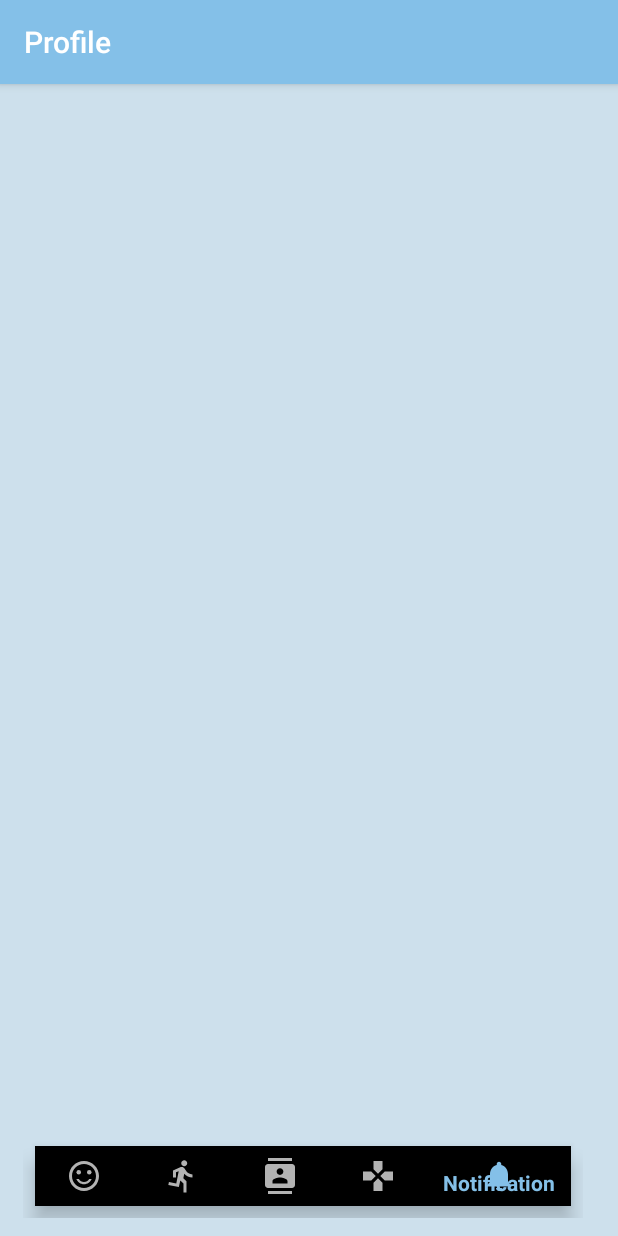
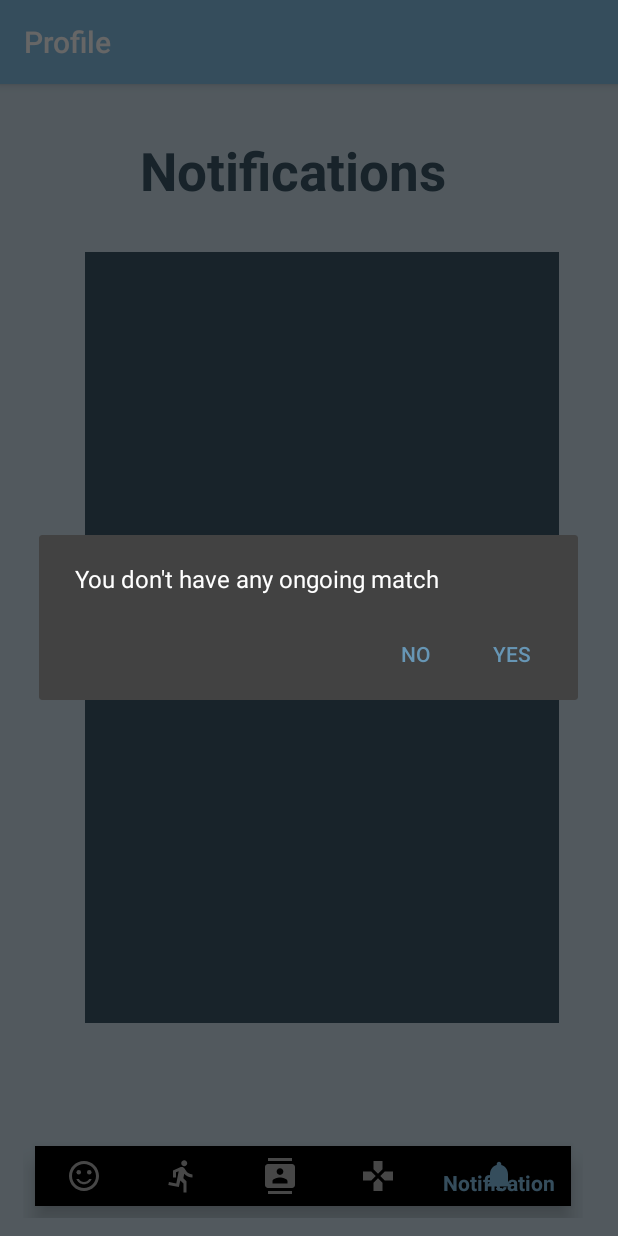
Before and after one commit to ngailapdi/GTScore, an Android app: the CreateMatchFragment screen opened directly, with no data from a screen before it, item 5 of the bottom bar chosen, on a phone screen of 412 x 824 dp. Run offline under Robolectric (Android 15) with nearby library versions, the phone set to English and light mode, and no system bars; our stand-ins replace Firebase (no records; nobody signed in at launch, a user with empty details on screens opened directly).

Commit message:
Fix-Ongoing and UI

```diff
--- a/app/src/main/java/com/example/ngailapdi/gtscore/HistoryFragment.java
+++ b/app/src/main/java/com/example/ngailapdi/gtscore/HistoryFragment.java
@@ -97,12 +97,6 @@ public class HistoryFragment extends Fragment {
                 matchActivity.putExtra("p1Name", matchList.get(i).getPlayer1Name());
                 matchActivity.putExtra("p2Name", matchList.get(i).getPlayer2Name());
 
-
-
-
-
-
-
                 startActivity(matchActivity);
             }
         });
--- a/app/src/main/java/com/example/ngailapdi/gtscore/MainActivity.java
+++ b/app/src/main/java/com/example/ngailapdi/gtscore/MainActivity.java
@@ -3,6 +3,7 @@ package com.example.ngailapdi.gtscore;
 import android.os.Bundle;
 import android.support.annotation.NonNull;
 import android.support.design.widget.BottomNavigationView;
+import android.support.v4.app.Fragment;
 import android.support.v7.app.AppCompatActivity;
 import android.view.MenuItem;
 import android.widget.TextView;
@@ -10,6 +11,7 @@ import android.widget.TextView;
 public class MainActivity extends AppCompatActivity {
 
     private TextView mTextMessage;
+    private Fragment create = new CreateMatchFragment();
 
     private BottomNavigationView.OnNavigationItemSelectedListener mOnNavigationItemSelectedListener
             = new BottomNavigationView.OnNavigationItemSelectedListener() {
@@ -26,9 +28,13 @@ public class MainActivity extends AppCompatActivity {
                     break;
                 case R.id.history:
                     selectedFrag = new HistoryFragment();
+
                     break;
                 case R.id.ongoing:
-                    selectedFrag = new CreateMatchFragment();
+                    selectedFrag = new OngoingMatchFragment();
+                    Bundle bundle = new Bundle();
+                    bundle.putString("Allow","no");
+                    selectedFrag.setArguments(bundle);
                     break;
                 case R.id.notification:
                     selectedFrag = new NotificationFragment();
@@ -46,7 +52,7 @@ public class MainActivity extends AppCompatActivity {
         setContentView(R.layout.activity_main);
         BottomNavigationView navigation = (BottomNavigationView) findViewById(R.id.navi_bottom);
         navigation.setOnNavigationItemSelectedListener(mOnNavigationItemSelectedListener);
-        getSupportFragmentManager().beginTransaction().replace(R.id.profile_frag,new CreateMatchFragment()).commit();
+        getSupportFragmentManager().beginTransaction().replace(R.id.profile_frag,create).commit();
     }
 
 }
--- a/app/src/main/java/com/example/ngailapdi/gtscore/NotificationFragment.java
+++ b/app/src/main/java/com/example/ngailapdi/gtscore/NotificationFragment.java
@@ -77,6 +77,7 @@ public class NotificationFragment extends Fragment {
                             arrayAdapterName.add(mapAdapter);
 
                         }
+
                     }
 
                     @Override
--- a/app/src/main/res/layout/activity_signup.xml
+++ b/app/src/main/res/layout/activity_signup.xml
@@ -12,6 +12,7 @@
             android:id="@+id/name_reg"
             android:layout_width="match_parent"
             android:layout_height="wrap_content"
+            android:textColor="@color/colorPrimaryDark"
             android:hint="@string/name_reg" />
     </android.support.design.widget.TextInputLayout>
     <android.support.design.widget.TextInputLayout
@@ -22,6 +23,7 @@
             android:id="@+id/email_reg"
             android:layout_width="match_parent"
             android:layout_height="wrap_content"
+            android:textColor="@color/colorPrimaryDark"
             android:hint="@string/prompt_email" />
     </android.support.design.widget.TextInputLayout>
 
@@ -35,6 +37,7 @@
             android:layout_height="wrap_content"
             android:hint="@string/prompt_password"
             android:inputType="textPassword"
+            android:textColor="@color/colorPrimaryDark"
             android:maxLines="1"
             android:singleLine="true" />
     </android.support.design.widget.TextInputLayout>
--- a/app/src/main/res/layout/fragment_notification.xml
+++ b/app/src/main/res/layout/fragment_notification.xml
@@ -1,11 +1,69 @@
 <?xml version="1.0" encoding="utf-8"?>
-<LinearLayout xmlns:android="http://schemas.android.com/apk/res/android"
-    android:orientation="vertical" android:layout_width="match_parent"
+<android.support.constraint.ConstraintLayout xmlns:android="http://schemas.android.com/apk/res/android"
+    xmlns:app="http://schemas.android.com/apk/res-auto"
+    xmlns:tools="http://schemas.android.com/tools"
+    android:id="@+id/linearLayout"
+    android:layout_width="match_parent"
     android:layout_height="match_parent"
     android:background="@color/colorBack">
 
+    <TextView
+        android:id="@+id/textView2"
+        android:layout_width="wrap_content"
+        android:layout_height="59dp"
+        android:layout_marginStart="54dp"
+        android:layout_marginLeft="54dp"
+        android:layout_marginTop="16dp"
+        android:layout_marginEnd="72dp"
+        android:layout_marginRight="72dp"
+        android:layout_marginBottom="8dp"
+        android:text="Notifications"
+        android:textAlignment="center"
+        android:textColor="@color/colorPrimaryDark"
+        android:textSize="35dp"
+        android:textStyle="bold"
+        app:layout_constraintBottom_toTopOf="@+id/guideline7"
+        app:layout_constraintEnd_toEndOf="parent"
+        app:layout_constraintHorizontal_bias="0.552"
+        app:layout_constraintLeft_toLeftOf="parent"
+        app:layout_constraintRight_toRightOf="parent"
+        app:layout_constraintStart_toStartOf="parent"
+        app:layout_constraintTop_toTopOf="parent" />
+
     <ListView
         android:id="@+id/friendRequests"
-        android:layout_width="395dp"
-        android:layout_height="715dp"/>
-</LinearLayout>
+        android:layout_width="316dp"
+        android:layout_height="514dp"
+        android:layout_marginStart="8dp"
+        android:layout_marginLeft="8dp"
+        android:layout_marginTop="8dp"
+        android:layout_marginEnd="8dp"
+        android:layout_marginRight="8dp"
+        android:background="@color/colorPrimaryDark"
+        app:layout_constraintBottom_toBottomOf="parent"
+        app:layout_constraintEnd_toStartOf="@+id/guideline9"
+        app:layout_constraintStart_toStartOf="@+id/guideline8"
+        app:layout_constraintTop_toTopOf="@+id/guideline7"
+        app:layout_constraintVertical_bias="0.225" />
+
+    <android.support.constraint.Guideline
+        android:id="@+id/guideline7"
+        android:layout_width="wrap_content"
+        android:layout_height="wrap_content"
+        android:orientation="horizontal"
+        app:layout_constraintGuide_begin="89dp" />
+
+    <android.support.constraint.Guideline
+        android:id="@+id/guideline8"
+        android:layout_width="wrap_content"
+        android:layout_height="wrap_content"
+        android:orientation="vertical"
+        app:layout_constraintGuide_begin="16dp" />
+
+    <android.support.constraint.Guideline
+        android:id="@+id/guideline9"
+        android:layout_width="wrap_content"
+        android:layout_height="wrap_content"
+        android:orientation="vertical"
+        app:layout_constraintGuide_begin="383dp" />
+</android.support.constraint.ConstraintLayout>
--- a/app/src/main/res/menu/bottom_navigation.xml
+++ b/app/src/main/res/menu/bottom_navigation.xml
@@ -6,7 +6,7 @@
     <item
         android:id="@+id/create_match"
         android:icon="@drawable/ic_sentiment_satisfied_black_24dp"
-        android:title="Create Match"/>
+        android:title="Match"/>
 
 
     <item
```
Also changed, not shown: app/src/main/java/com/example/ngailapdi/gtscore/CreateMatchFragment.java (+12 -9 lines), app/src/main/java/com/example/ngailapdi/gtscore/OngoingMatchFragment.java (added, +204 -0 lines), app/src/main/res/layout/activity_create_invite_message.xml (+7 -1 lines), app/src/main/res/layout/fragment_profile.xml (+52 -49 lines), app/src/main/res/layout/fragment_tournament.xml (+12 -29 lines), app/src/main/res/layout/list_notification.xml (+47 -10 lines).
